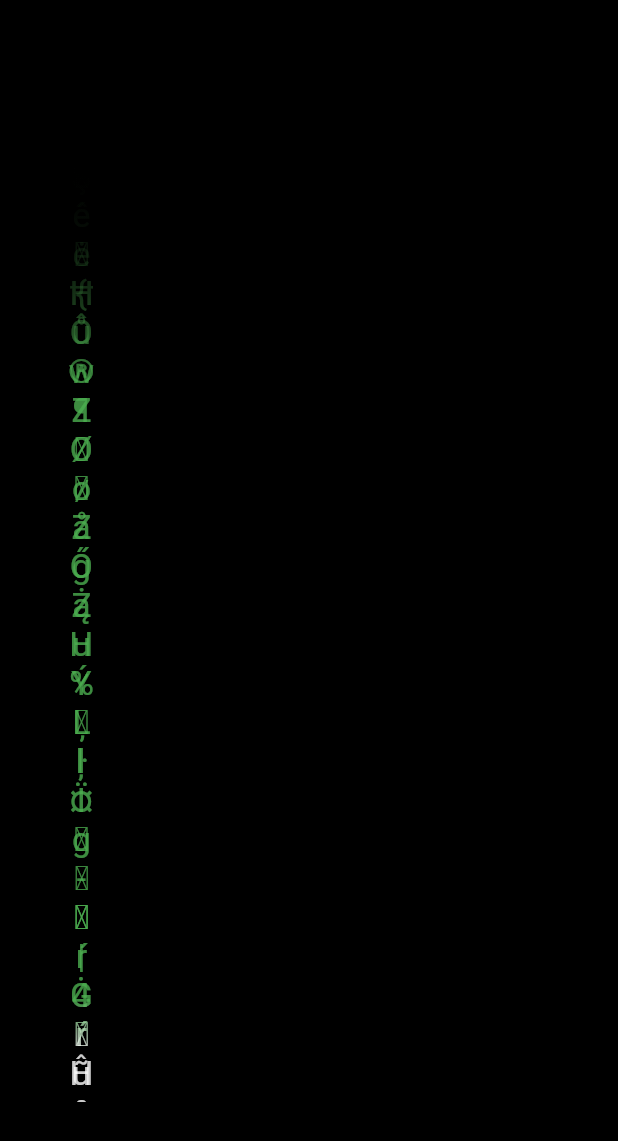
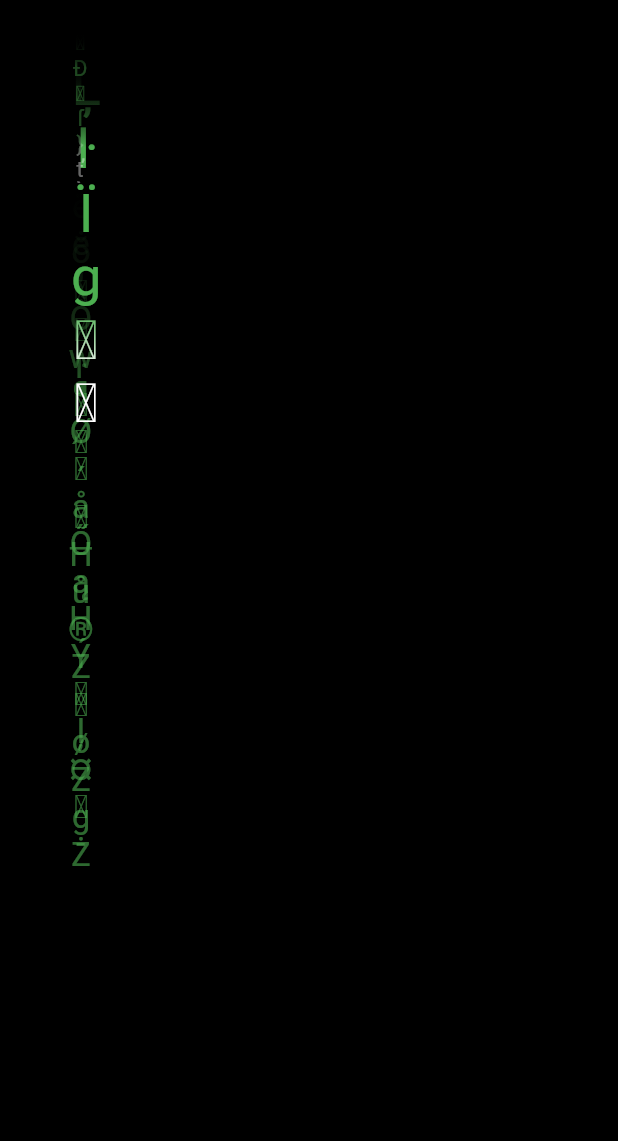
Before and after one commit to jingluoguo/flutter_common_templates, a Flutter app: the MatrixEffect screen opened directly, on a phone screen of 412 x 824 dp. Shown: the top 1141 px of the screen. Run offline on Flutter 3.47's test engine with Material 2 defaults, Android fonts, the phone set to English and light mode, and no system bars; our stand-ins replace emoji_picker_flutter, flutter_keyboard_visibility, get, local_auth, video_player.

Commit message:
优化屏保列表

```diff
--- a/lib/screen_saver_module/screen_saver_page.dart
+++ b/lib/screen_saver_module/screen_saver_page.dart
@@ -14,7 +14,7 @@ class _ScreenSaverPageState extends State<ScreenSaverPage> {
   Widget build(BuildContext context) {
     return Scaffold(
       appBar: AppBar(
-        title: const Text('指纹识别demo'),
+        title: const Text('屏保列表'),
       ),
       body: Column(
         children: const [
--- a/lib/screen_saver_module/widget/matrix_effect_page.dart
+++ b/lib/screen_saver_module/widget/matrix_effect_page.dart
@@ -1,7 +1,14 @@
 import 'dart:math';
 import 'dart:async';
+import 'dart:ui';
 
 import 'package:flutter/material.dart';
+
+enum Scale {
+  zoomIn,
+  normal,
+  zoomOut,
+}
 
 class MatrixEffect extends StatefulWidget {
   /// 数据集
@@ -23,8 +30,8 @@ class MatrixEffect extends StatefulWidget {
     this.characters,
     this.onTap,
     this.initCount = 2,
-    this.generateSpeed = 1000,
-    this.fontSize = 28.0,
+    this.generateSpeed = 800,
+    this.fontSize = 36.0,
     Key? key,
   }) : super(key: key);
 
@@ -36,7 +43,7 @@ class _MatrixEffectState extends State<MatrixEffect> {
   List<Widget> verticalLines = [];
   Timer? _timer;
 
-  List<double> filter = [1.0, 0.8, 0.6];
+  List<double> filter = [1.0, 0.6, 0.4];
 
   /// 单列所能容纳的字数
   int fontCount = 0;
@@ -46,7 +53,7 @@ class _MatrixEffectState extends State<MatrixEffect> {
   @override
   void initState() {
     super.initState();
-    WidgetsBinding.instance!.addPostFrameCallback((timeStamp) {
+    WidgetsBinding.instance.addPostFrameCallback((timeStamp) {
       initData();
       _startTime();
     });
@@ -89,7 +96,7 @@ class _MatrixEffectState extends State<MatrixEffect> {
 
   Widget _getVerticalTextLine(BuildContext context) {
     Key key = GlobalKey();
-    double temp = filter[_random.nextInt(3)];
+    double temp = filter[_random.nextInt(filter.length)];
     double fontSize = widget.fontSize * temp;
     double opacity = temp;
     return Positioned(
@@ -99,6 +106,11 @@ class _MatrixEffectState extends State<MatrixEffect> {
           characters: generateCharacters(),
           fontSize: fontSize,
           opacity: opacity,
+          scaleMode: temp > 0.6
+              ? Scale.zoomIn
+              : temp > 0.4
+              ? Scale.normal
+              : Scale.zoomOut,
           onFinish: () {
             setState(() {
               verticalLines.removeWhere((element) {
@@ -128,11 +140,15 @@ class VerticalProgressiveTextLine extends StatefulWidget {
   final Function() onFinish;
   final double fontSize;
   final double opacity;
+  final Scale scaleMode;
+  final double scaleSpeed;
   const VerticalProgressiveTextLine(
       {required this.characters,
         required this.onFinish,
         required this.fontSize,
+        required this.scaleMode,
         this.opacity = 0.0,
+        this.scaleSpeed = 0.0002,
         Key? key})
       : super(key: key);
 
@@ -147,7 +163,15 @@ class _VerticalProgressiveTextLineState
 
   double speed = 1.0;
 
+  // 是否加速
   bool accelerate = false;
+
+  // 模糊区间
+  double blurTop = 0.0;
+  double blurBottom = 0.0;
+
+  // 缩放比例
+  double scale = 1.0;
 
   List<Color> colors = [];
 
@@ -180,10 +204,17 @@ class _VerticalProgressiveTextLineState
         stops[1] += 0.0035 * speed;
         stops[5] += 0.01 * speed;
         stops[4] = stops[5];
-        stops[3] = stops[5] - 1/23;
-        stops[2] = stops[3] - 1/23;
+        stops[3] = stops[5] - 1 / 23;
+        stops[2] = stops[3] - 1 / 23;
+        blurTop = stops[0] * MediaQuery.of(context).size.height;
+        blurBottom = stops[2] * MediaQuery.of(context).size.height;
+        if (widget.scaleMode == Scale.zoomIn) {
+          scale += widget.scaleSpeed;
+        } else if (widget.scaleMode == Scale.zoomOut) {
+          scale -= widget.scaleSpeed;
+        }
       });
-      if (stops[3] >= 1.0 && !accelerate) {
+      if (stops[5] >= 1.0 && !accelerate) {
         accelerate = true;
         speed = speed * 2.0;
       }
@@ -201,7 +232,11 @@ class _VerticalProgressiveTextLineState
 
   @override
   Widget build(BuildContext context) {
-    return ShaderMask(
+    return Transform.scale(
+      scale: scale,
+      origin: Offset(MediaQuery.of(context).size.width / 2,
+          MediaQuery.of(context).size.height / 2),
+      child: ShaderMask(
           shaderCallback: (Rect bounds) {
             return LinearGradient(
               begin: Alignment.topCenter,
@@ -217,10 +252,11 @@ class _VerticalProgressiveTextLineState
             children: [
               for (String chara in widget.characters)
                 Text(chara,
-                  style:
-                  TextStyle(color: Colors.white, fontSize: widget.fontSize))
+                    style: TextStyle(
+                        color: Colors.white, fontSize: widget.fontSize))
             ],
-        ));
+          )),
+    );
   }
 }
 
```
Lines whose indentation alone changed are shown as unchanged.
